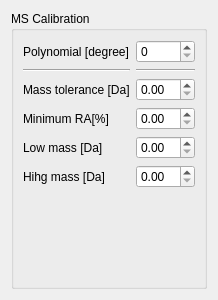
Above: src/libs/adwidgets/mscalibrateform.ui from qtplatz/qtplatz before the change. Below: the same form after it.
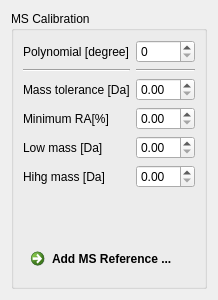
That is the form after the change.

Commit message: Add MSReference add helper dialog

What changed in the file:
```diff
--- a/src/libs/adwidgets/mscalibrateform.ui
+++ b/src/libs/adwidgets/mscalibrateform.ui
@@ -103,6 +103,13 @@
           </property>
          </spacer>
         </item>
+        <item>
+         <widget class="QCommandLinkButton" name="commandLinkButton">
+          <property name="text">
+           <string>Add MS Reference ...</string>
+          </property>
+         </widget>
+        </item>
        </layout>
       </widget>
      </item>
```
The commit also changes 8 other files.
